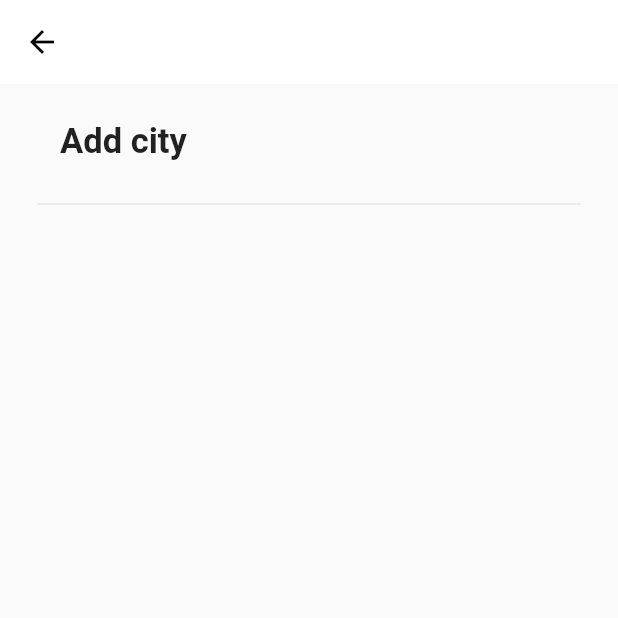
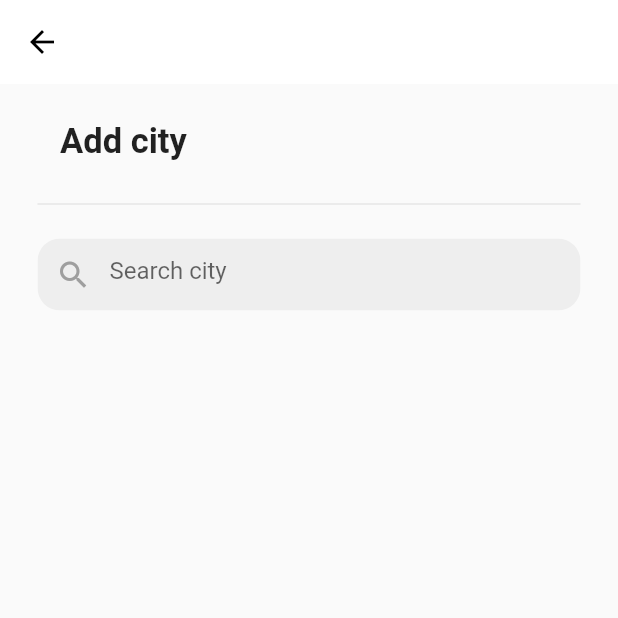
Before and after one commit to emicastro/weatherapp, a Flutter app: the AddCityPage screen opened directly, on a phone screen of 412 x 824 dp, the top half of it. Run offline on Flutter 3.47's test engine with Material 2 defaults, Android fonts, the phone set to English and light mode, and no system bars.

Commit message:
Adds basic layout for AddCity page

```diff
--- a/lib/ui/cities/add/add_city_page.dart
+++ b/lib/ui/cities/add/add_city_page.dart
@@ -15,6 +15,22 @@ class AddCityPage extends StatelessWidget {
         child: Column(
           children: <Widget>[
             HeaderWidget(title: 'Add city'),
+            const SizedBox(height: 15),
+            ClipRRect(
+              borderRadius: BorderRadius.circular(15.0),
+              child: TextField(
+                decoration: InputDecoration(
+                    focusedBorder: InputBorder.none,
+                    border: InputBorder.none,
+                    filled: true,
+                    hintText: 'Search city',
+                    fillColor: Colors.grey[200],
+                    prefixIcon: Icon(
+                      Icons.search,
+                      color: Colors.grey,
+                    )),
+              ),
+            )
           ],
         ),
       ),
```
